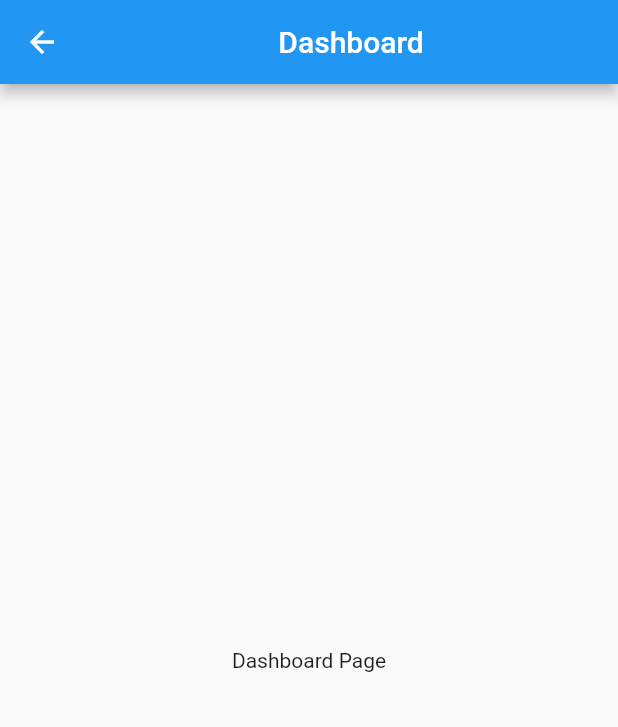
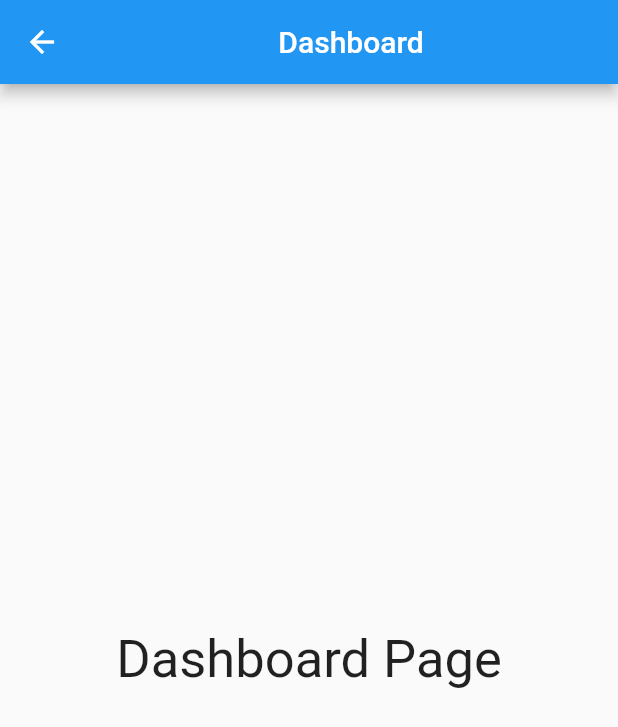
Before and after one commit to ValayDighade/UIDesign, a Flutter app: the DashboardPage screen opened directly, on a phone screen of 412 x 824 dp. Shown: the top 727 px of the screen. Run offline on Flutter 3.47's test engine with Material 2 defaults, Android fonts, the phone set to English and light mode, and no system bars; our stand-ins replace toast; network calls fail.

Commit message:
Third commit

```diff
--- a/lib/DashboardPage.dart
+++ b/lib/DashboardPage.dart
@@ -1,3 +1,4 @@
+import 'package:company_task/Material.dart';
 import 'package:flutter/material.dart';
 
 class DashboardPage extends StatefulWidget {
@@ -13,7 +14,7 @@ class _DashboardPageState extends State<DashboardPage> {
         title: Center(child: Text("Dashboard")),
       ),
       body: Center(
-        child: Text("Dashboard Page"),
+        child: Text("Dashboard Page",style: getData().textStyle),
       ),
     );
   }
```
